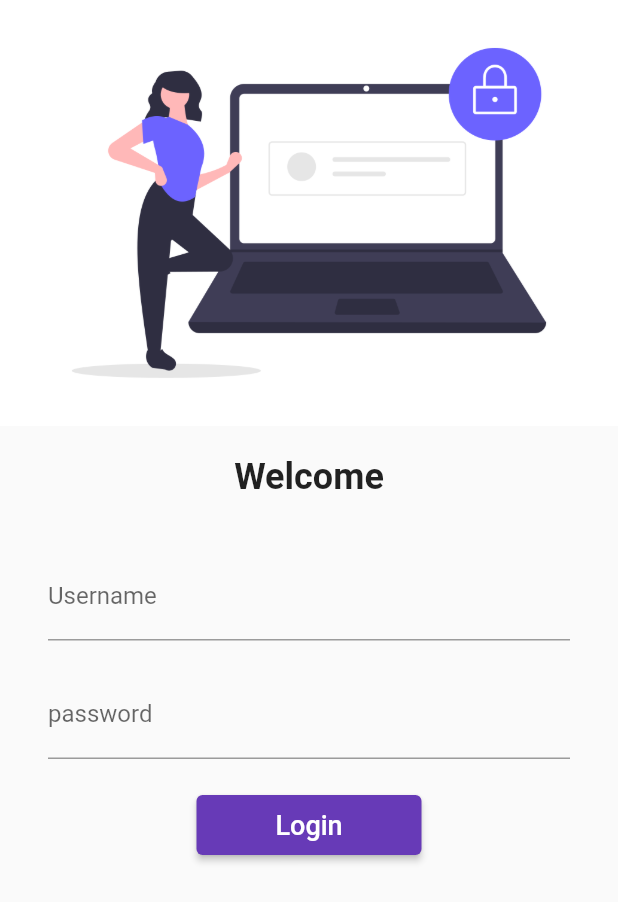
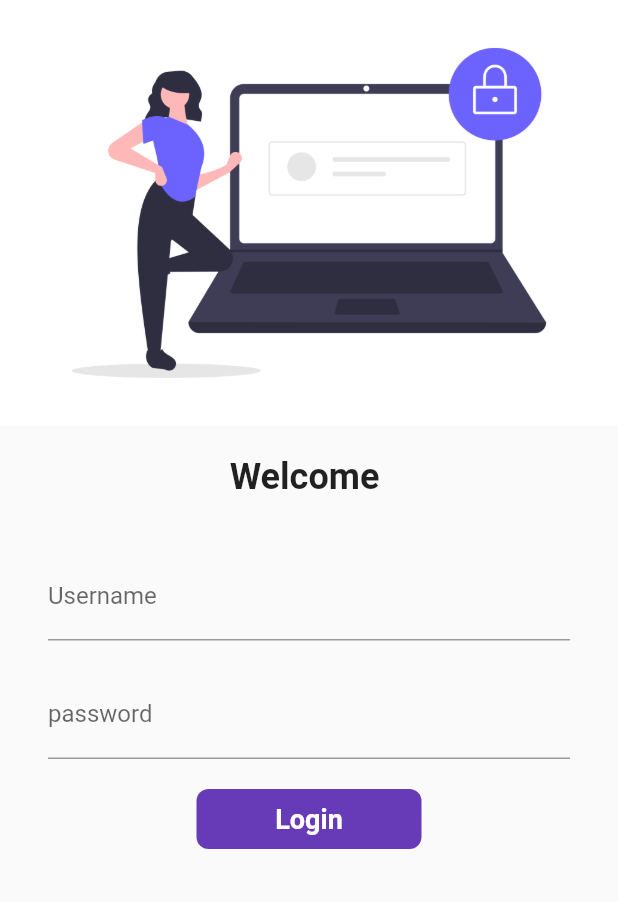
Before and after one commit to MeetSonchhatra/Learningflutter, a Flutter app: the screen it shows after launch, on a phone screen of 412 x 824 dp. Shown: the top 902 px of the screen. Run offline on Flutter 3.47's test engine with Material 2 defaults, Android fonts, the phone set to English and light mode, and no system bars; our stand-ins replace google_fonts.

Commit message:
Day5-6 done

```diff
--- a/lib/pages/login_page.dart
+++ b/lib/pages/login_page.dart
@@ -2,7 +2,14 @@
 
 import '../utils/routes.dart';
 
-class LoginPage extends StatelessWidget {
+class LoginPage extends StatefulWidget {
+  @override
+  State<LoginPage> createState() => _LoginPageState();
+}
+
+class _LoginPageState extends State<LoginPage> {
+  String name = "";
+  bool changebutton = false;
   @override
   Widget build(BuildContext context) {
     return Material(
@@ -17,7 +24,7 @@
             height: 20,
           ),
           Text(
-            "Welcome",
+            "Welcome $name",
             style: TextStyle(
               fontSize: 24,
               fontWeight: FontWeight.bold,
@@ -35,6 +42,10 @@
                     hintText: "Enter Username",
                     labelText: "Username",
                   ),
+                  onChanged: (value) {
+                    name = value;
+                    setState(() {});
+                  },
                 ),
                 SizedBox(
                   height: 20,
@@ -49,15 +60,44 @@
                 SizedBox(
                   height: 20,
                 ),
-                ElevatedButton(
-                    child: const Text(
-                      "Login",
-                      style: TextStyle(fontSize: 18),
-                    ),
-                    style: TextButton.styleFrom(minimumSize: Size(150, 40)),
-                    onPressed: () {
-                      Navigator.pushNamed(context, MyRoutes.homeroute);
-                    })
+                // ElevatedButton(
+                //     child: const Text(
+                //       "Login",
+                //       style: TextStyle(fontSize: 18),
+                //     ),
+                //     style: TextButton.styleFrom(minimumSize: Size(150, 40)),
+                //     onPressed: () {
+                //       Navigator.pushNamed(context, MyRoutes.homeroute);
+                //     })
+                InkWell(
+                  onTap: () async{
+                    setState(() {
+                      changebutton = true;
+                    });
+                    await Future.delayed(Duration(seconds: 1));
+                    Navigator.pushNamed(context, MyRoutes.homeroute);
+                  },
+                  child: AnimatedContainer(
+                    duration: Duration(seconds: 1),
+                    height: 40,
+                    width: changebutton ? 50 : 150,
+                    alignment: Alignment.center,
+                    child: changebutton
+                        ? Icon(Icons.done, color: Colors.white)
+                        : Text(
+                            "Login",
+                            style: TextStyle(
+                                color: Colors.white,
+                                fontSize: 18,
+                                fontWeight: FontWeight.bold),
+                          ),
+                    decoration: BoxDecoration(
+                        color: Colors.deepPurple,
+                        //shape: changebutton?BoxShape.circle :BoxShape.rectangle,
+                        borderRadius:
+                            BorderRadius.circular(changebutton ? 50 : 8)),
+                  ),
+                )
               ],
             ),
           )
```
